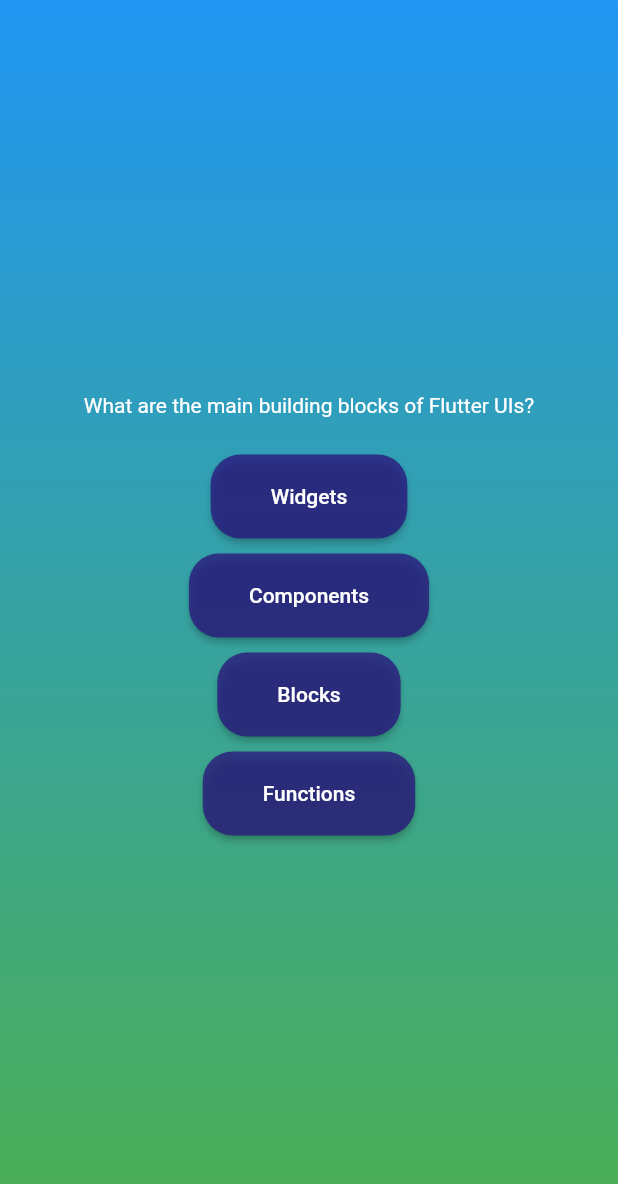
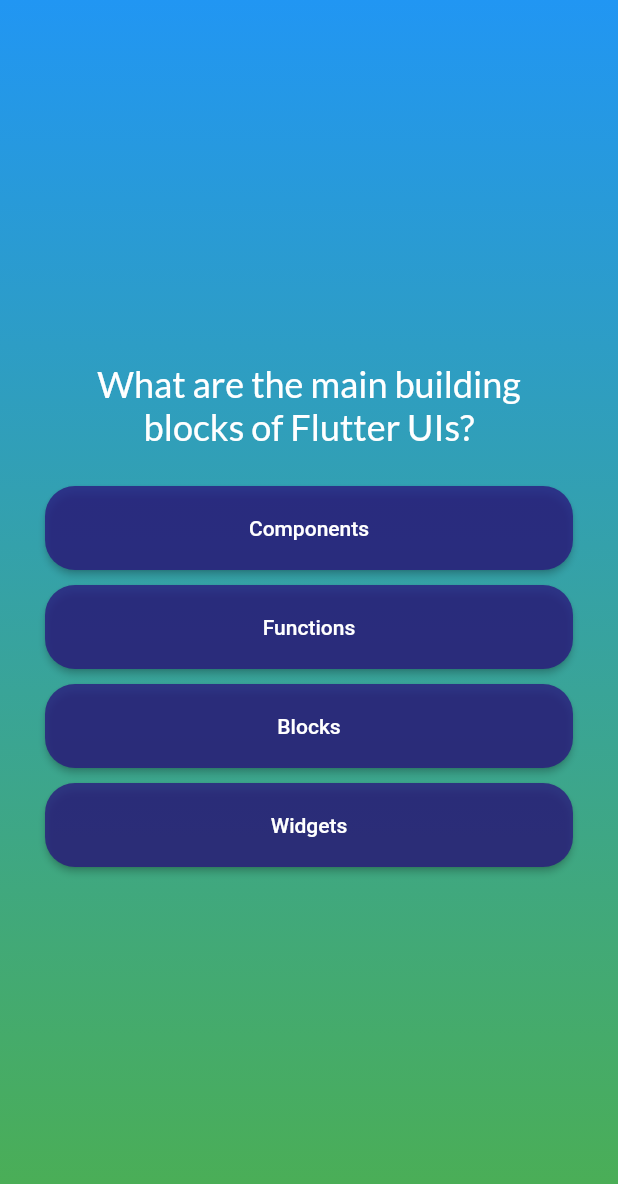
Before and after one commit to TimDeveloper97/flutter-application-tutorial, a Flutter app: the screen it shows after launch, after a tap on "Start Quiz", on a phone screen of 412 x 824 dp. Shown: the top 1184 px of the screen. Run offline on Flutter 3.47's test engine with Material 2 defaults, Android fonts, the phone set to English and light mode, and no system bars; our stand-ins replace google_fonts.

Commit message:
finished quiz app

```diff
--- a/quiz_app/lib/models/answer_button.dart
+++ b/quiz_app/lib/models/answer_button.dart
@@ -11,7 +11,7 @@
       padding: const EdgeInsets.only(top: 5, bottom: 5),
       child: ElevatedButton(
           onPressed: onTap,
-          child: Text(answer),
+          child: Text(answer, textAlign: TextAlign.center),
           style: ElevatedButton.styleFrom(
             shape: RoundedRectangleBorder(
                 borderRadius: BorderRadius.circular(20.0)),
--- a/quiz_app/lib/models/quiz_question.dart
+++ b/quiz_app/lib/models/quiz_question.dart
@@ -3,4 +3,10 @@
 
   final String text;
   final List<String> answers;
+
+  List<String> get shuffledAnswers {
+    final shuffledList = List.of(answers);
+    shuffledList.shuffle();
+    return shuffledList;
+  }
 }
--- a/quiz_app/lib/questions_screen.dart
+++ b/quiz_app/lib/questions_screen.dart
@@ -1,11 +1,13 @@
 import 'package:flutter/material.dart';
 import 'package:quiz_app/models/answer_button.dart';
+import 'package:google_fonts/google_fonts.dart';
 
 import 'data/questions.dart';
 
 class QuestionScreen extends StatefulWidget {
-  const QuestionScreen({Key? key}) : super(key: key);
-
+  const QuestionScreen({Key? key, required this.onSelectAnswer})
+      : super(key: key);
+  final void Function(String answer) onSelectAnswer;
   @override
   State<StatefulWidget> createState() {
     return _QuestionScreenState();
@@ -13,26 +15,44 @@
 }
 
 class _QuestionScreenState extends State<QuestionScreen> {
-  final currentQuestion = QUESTIONS[0];
+  var _currentQuestionIndex = 0;
+
+  void answerQuestion(String selectedAnswer) {
+    widget.onSelectAnswer(selectedAnswer);
+    setState(() {
+      _currentQuestionIndex++;
+    });
+  }
 
   @override
   Widget build(BuildContext context) {
+    final currentQuestion = QUESTIONS[_currentQuestionIndex];
+
     return SizedBox(
       width: double.infinity,
+      child: Container(
+        margin: const EdgeInsets.all(30),
         child: Column(
           mainAxisAlignment: MainAxisAlignment.center,
+          crossAxisAlignment: CrossAxisAlignment.stretch,
           children: [
             Text(
               currentQuestion.text,
-            style: const TextStyle(color: Colors.white),
+              textAlign: TextAlign.center,
+              style: GoogleFonts.lato(fontSize: 24, color: Colors.white),
             ),
             const SizedBox(
               height: 20,
             ),
-          ...currentQuestion.answers.map((item) {
-            return AnswerButton(answer: item, onTap: () {});
+            ...currentQuestion.shuffledAnswers.map((answer) {
+              return AnswerButton(
+                  answer: answer,
+                  onTap: () {
+                    answerQuestion(answer);
+                  });
             }),
           ],
+        ),
       ),
     );
   }
--- a/quiz_app/lib/quiz.dart
+++ b/quiz_app/lib/quiz.dart
@@ -1,5 +1,7 @@
 import 'package:flutter/material.dart';
+import 'package:quiz_app/data/questions.dart';
 import 'package:quiz_app/questions_screen.dart';
+import 'package:quiz_app/results_screen.dart';
 import 'package:quiz_app/start_screen.dart';
 
 class Quiz extends StatefulWidget {
@@ -12,23 +14,42 @@
 }
 
 class _QuizState extends State<Quiz> {
-  Widget? activeScreen;
-
-  @override
-  void initState() {
-    // TODO: implement initState
-    activeScreen = StartScreen(switchScreen);
-    super.initState();
-  }
+  var _activeScreen = 'start-screen';
+  List<String> selectedAnswers = [];
 
   void switchScreen() {
     setState(() {
-      activeScreen = const QuestionScreen();
+      _activeScreen = 'question-screen';
+    });
+  }
+
+  void chooseAnswer(String answer) {
+    selectedAnswers.add(answer);
+
+    if (selectedAnswers.length == QUESTIONS.length) {
+      setState(() {
+        _activeScreen = 'result-screen';
+      });
+    }
+  }
+
+  void restartQuiz() {
+    selectedAnswers.clear();
+    setState(() {
+      _activeScreen = 'questions-screen';
     });
   }
 
   @override
   Widget build(BuildContext context) {
+    Widget screenWidget = StartScreen(switchScreen);
+    if (_activeScreen == 'question-screen') {
+      screenWidget = QuestionScreen(onSelectAnswer: chooseAnswer);
+    } else if (_activeScreen == 'result-screen') {
+      screenWidget =
+          ResultsScreen(chosenAnswers: selectedAnswers, onRestart: restartQuiz);
+    }
+
     return Scaffold(
       body: Container(
         decoration: const BoxDecoration(
@@ -36,7 +57,7 @@
           Colors.blue,
           Colors.green,
         ], begin: Alignment.topLeft, end: Alignment.bottomLeft)),
-        child: activeScreen,
+        child: screenWidget,
         alignment: Alignment.center,
       ),
     );
--- a/quiz_app/lib/start_screen.dart
+++ b/quiz_app/lib/start_screen.dart
@@ -1,8 +1,9 @@
 import 'package:flutter/material.dart';
+import 'package:google_fonts/google_fonts.dart';
 
 class StartScreen extends StatelessWidget {
-  const StartScreen(this.startQuiz, {Key? key}) : super(key: key);
-  final void Function() startQuiz;
+  const StartScreen(this._startQuiz, {Key? key}) : super(key: key);
+  final void Function() _startQuiz;
 
   @override
   Widget build(BuildContext context) {
@@ -23,17 +24,22 @@
               opacity: 0.3,
             ),
           ),
-          const Text('Learn Flutter the fun way',
-              style: TextStyle(fontSize: 24, color: Colors.white)),
+          Text(
+            'Learn Flutter the fun way!',
+            style: GoogleFonts.lato(fontSize: 24, color: Colors.white),
+          ),
           const SizedBox(
             height: 20,
           ),
           OutlinedButton.icon(
               icon: const Icon(Icons.arrow_right_alt_outlined,
                   color: Colors.white),
-              onPressed: startQuiz,
-              label: const Text('Start Quiz',
-                  style: TextStyle(fontSize: 20, color: Colors.white))),
+              onPressed: _startQuiz,
+              label: const Padding(
+                padding: EdgeInsets.all(8.0),
+                child: Text('Start Quiz',
+                    style: TextStyle(fontSize: 20, color: Colors.white)),
+              )),
         ],
       ),
     );
--- a/quiz_app/pubspec.yaml
+++ b/quiz_app/pubspec.yaml
@@ -34,6 +34,7 @@
   # The following adds the Cupertino Icons font to your application.
   # Use with the CupertinoIcons class for iOS style icons.
   cupertino_icons: ^1.0.2
+  google_fonts: ^5.0.0
 
 dev_dependencies:
   flutter_test:
```
Also changed, not shown: quiz_app/lib/questions_summary.dart (added, +77 -0 lines), quiz_app/lib/results_screen.dart (added, +69 -0 lines), quiz_app/pubspec.lock. Lines whose indentation alone changed are shown as unchanged.
